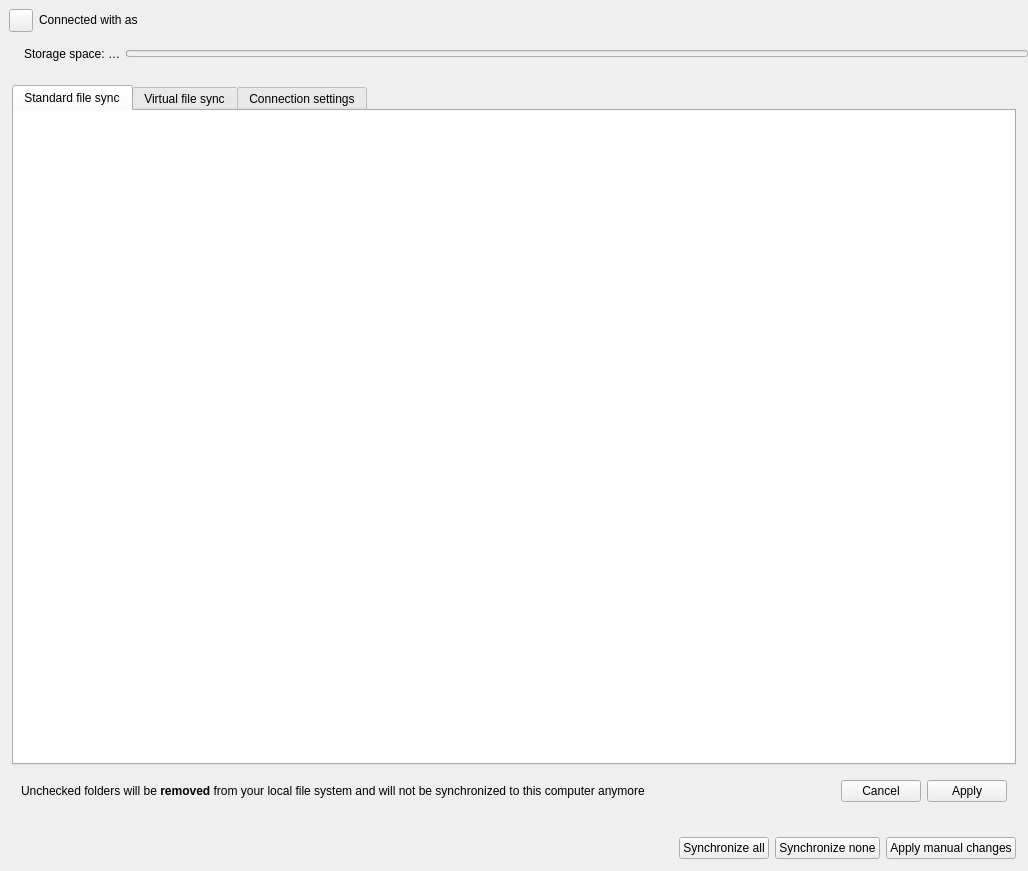
Above: src/gui/accountsettings.ui from nextcloud/desktop before the change. Below: the same form after it.
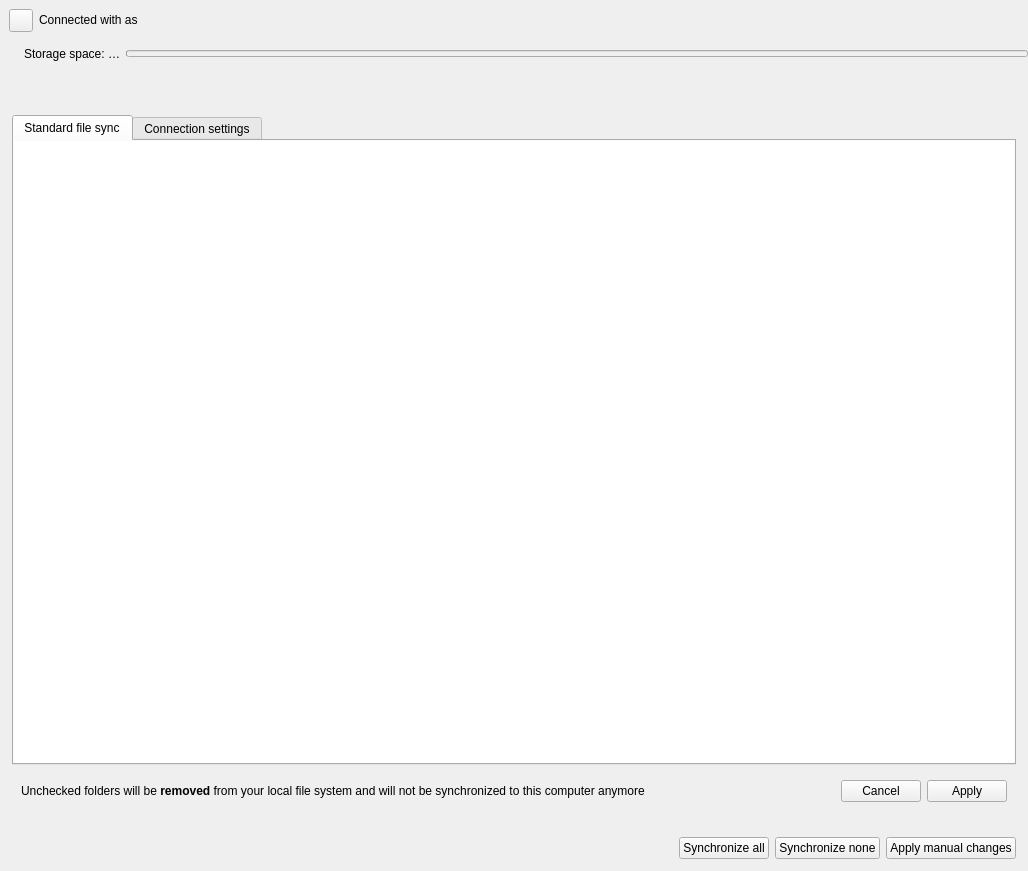
That is the form after the change. Custom widgets are drawn as their Qt base class.

```diff
--- a/src/gui/accountsettings.ui
+++ b/src/gui/accountsettings.ui
@@ -162,6 +162,30 @@
     </widget>
    </item>
    <item row="1" column="0">
+ <widget class="QFrame" name="fileProviderPanel">
+     <property name="frameShape">
+      <enum>QFrame::NoFrame</enum>
+     </property>
+     <layout class="QVBoxLayout" name="fileProviderPanelLayout">
+      <property name="leftMargin">
+       <number>12</number>
+      </property>
+      <property name="topMargin">
+       <number>12</number>
+      </property>
+      <property name="rightMargin">
+       <number>12</number>
+      </property>
+      <property name="bottomMargin">
+       <number>12</number>
+      </property>
+      <item>
+       <widget class="QWidget" name="fileProviderPanelContents" native="true"/>
+      </item>
+     </layout>
+    </widget>
+   </item>
+   <item row="2" column="0">
     <widget class="QFrame" name="accountTabsPanel">
      <property name="frameShape">
       <enum>QFrame::NoFrame</enum>
@@ -231,11 +255,6 @@
           </item>
          </layout>
         </widget>
-        <widget class="QWidget" name="fileProviderTab">
-         <attribute name="title">
-          <string>Virtual file sync</string>
-         </attribute>
-        </widget>
         <widget class="QWidget" name="connectionSettingsTab">
          <attribute name="title">
           <string>Connection settings</string>
```
